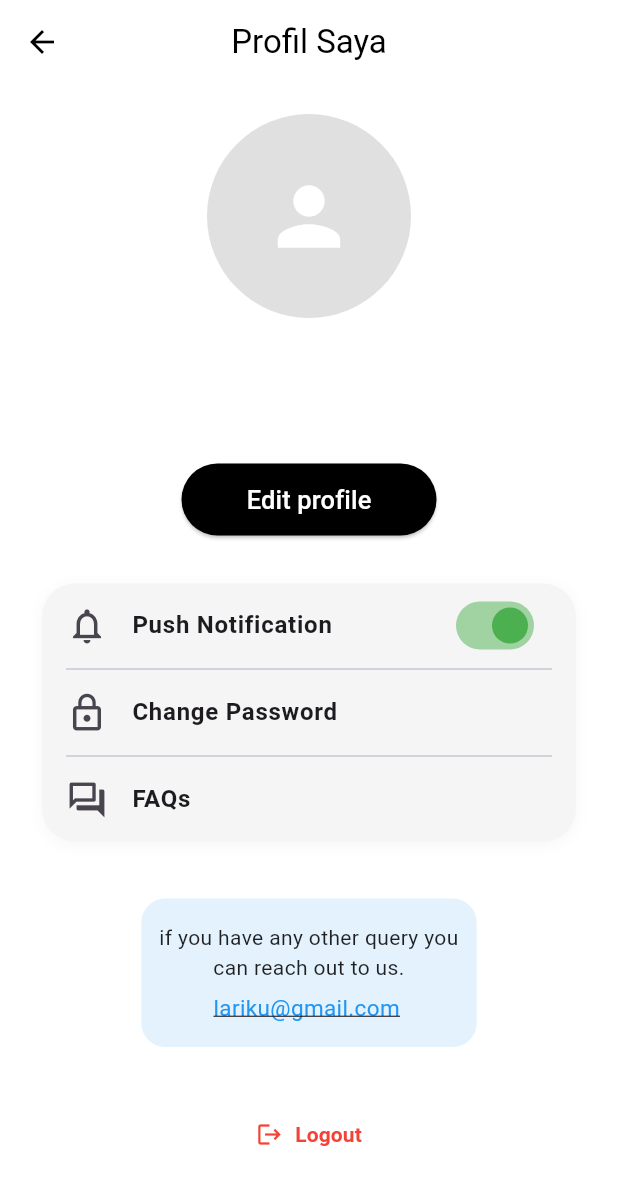
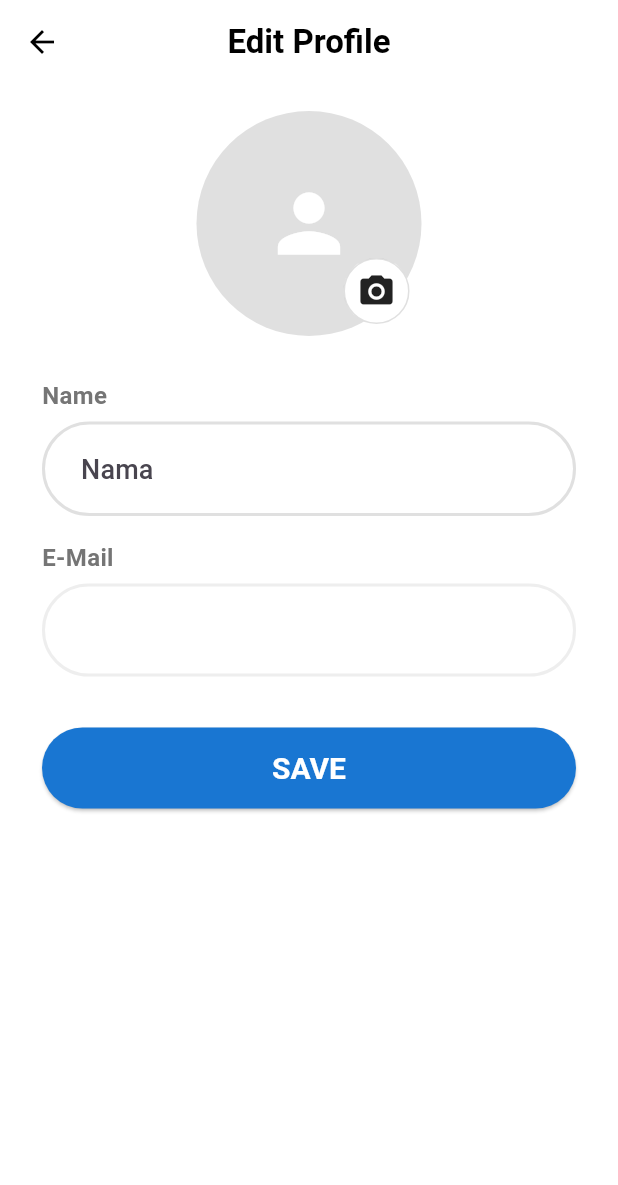
Before and after one commit to ZeroZennn/Lariku, a Flutter app: the ProfileScreen screen opened by its route, after a tap on "Edit profile", on a phone screen of 412 x 824 dp. Shown: the top 1185 px of the screen. Run offline on Flutter 3.47's test engine with Material 3 defaults, Android fonts, the phone set to English and light mode, and no system bars; our stand-ins replace animate_do, cloud_firestore, firebase_auth, firebase_core, geolocator, google_maps_flutter and 4 more; accounts and stored records are empty.

Commit message:
edit profil

```diff
--- a/lib/main.dart
+++ b/lib/main.dart
@@ -5,10 +5,16 @@ import 'app.dart';
 import 'package:cloud_firestore/cloud_firestore.dart';
 import 'package:provider/provider.dart';
 import 'providers/activity_provider.dart';
+import 'package:supabase_flutter/supabase_flutter.dart';
 
 void main() async {
   WidgetsFlutterBinding.ensureInitialized();
   await Firebase.initializeApp(options: DefaultFirebaseOptions.currentPlatform);
+
+  await Supabase.initialize(
+    url: 'https://zmmskhacszfveivxbrys.supabase.co', // Project URL
+    anonKey: 'eyJhbGciOiJIUzI1NiIsInR5cCI6IkpXVCJ9.eyJpc3MiOiJzdXBhYmFzZSIsInJlZiI6InptbXNraGFjc3pmdmVpdnhicnlzIiwicm9sZSI6ImFub24iLCJpYXQiOjE3NTAwMDI1MDQsImV4cCI6MjA2NTU3ODUwNH0.kxAeJH32FoehuFgpvicnuoxJ0ozo-CuU6bbris9QURo', // Public API Key
+  );
 
   runApp(
     MultiProvider(
--- a/lib/routes/app_routes.dart
+++ b/lib/routes/app_routes.dart
@@ -10,6 +10,8 @@ import '../screens/run_tracker/run_summary_screen.dart';
 import '../screens/friendship/friends_screen.dart';
 import '../screens/activities/activities_screen.dart';
 import '../screens/profile/profile_screen.dart';
+import '../screens/profile/edit_profile_screen.dart';
+
 
 final Map<String, WidgetBuilder> appRoutes = {
   SplashScreen.routeName: (context) => const SplashScreen(),
@@ -22,4 +24,5 @@ final Map<String, WidgetBuilder> appRoutes = {
   FriendsScreen.routeName: (context) => const FriendsScreen(),
   ActivitiesScreen.routeName: (context) => const ActivitiesScreen(),
   ProfileScreen.routeName: (context) => ProfileScreen(),
+  EditProfileScreen.routeName: (context) => const EditProfileScreen(),
 };
--- /dev/null
+++ b/lib/screens/profile/edit_profile_screen.dart
@@ -0,0 +1,259 @@
+import 'dart:io';
+
+import 'package:cloud_firestore/cloud_firestore.dart';
+import 'package:firebase_auth/firebase_auth.dart';
+import 'package:flutter/material.dart';
+import 'package:image_picker/image_picker.dart'; // Tambahkan di pubspec.yaml
+import 'package:supabase_flutter/supabase_flutter.dart';
+
+class EditProfileScreen extends StatefulWidget {
+  static const String routeName = '/edit-profile';
+  const EditProfileScreen({super.key});
+
+  @override
+  State<EditProfileScreen> createState() => _EditProfileScreenState();
+}
+
+class _EditProfileScreenState extends State<EditProfileScreen> {
+  final _formKey = GlobalKey<FormState>();
+  final _nameController = TextEditingController();
+
+  String? _email;
+  String? _photoURL;
+  File? _pickedImage;
+  bool _loading = false;
+
+  @override
+  void initState() {
+    super.initState();
+    _loadUser();
+  }
+
+  Future<void> _loadUser() async {
+    final user = FirebaseAuth.instance.currentUser;
+    _email = user?.email ?? '';
+
+    // Get name from Firestore or displayName
+    final uid = user?.uid;
+    if (uid != null) {
+      final userDoc = await FirebaseFirestore.instance.collection('users').doc(uid).get();
+      final data = userDoc.data();
+      if (data != null && data['displayName'] != null) {
+        _nameController.text = data['displayName'];
+      } else if (user?.displayName != null) {
+        _nameController.text = user!.displayName!;
+      }
+      setState(() {
+        _photoURL = data?['photoURL'] ?? user?.photoURL;
+      });
+    }
+  }
+
+  Future<void> _pickImage() async {
+    final picker = ImagePicker();
+    final picked = await picker.pickImage(source: ImageSource.gallery, imageQuality: 70);
+    if (picked != null) {
+      setState(() {
+        _pickedImage = File(picked.path);
+      });
+    }
+  }
+
+  Future<String?> _uploadImage(File file, String uid) async {
+  final storage = Supabase.instance.client.storage.from('profile-photos');
+  final fileName = '$uid.jpg';
+  // Upload ke Supabase Storage
+  final res = await storage.upload(fileName, file);
+  if (res.isEmpty) return null;
+
+  // Generate public URL (atau gunakan getPublicUrl jika bucketnya public)
+  final publicURL = storage.getPublicUrl(fileName);
+  return publicURL;
+}
+
+  Future<void> _saveProfile() async {
+    if (!_formKey.currentState!.validate()) return;
+
+    setState(() => _loading = true);
+    final user = FirebaseAuth.instance.currentUser;
+    final uid = user?.uid;
+
+    String? photoURL = _photoURL;
+
+    // Upload foto kalau dipilih
+    if (_pickedImage != null && uid != null) {
+      photoURL = await _uploadImage(_pickedImage!, uid);
+      await user?.updatePhotoURL(photoURL);
+    }
+
+    // Update nama di auth dan Firestore
+    await user?.updateDisplayName(_nameController.text);
+
+    if (uid != null) {
+      await FirebaseFirestore.instance.collection('users').doc(uid).update({
+        'displayName': _nameController.text,
+        'photoURL': photoURL,
+      });
+    }
+
+    setState(() => _loading = false);
+
+    if (mounted) {
+      Navigator.pop(context);
+    }
+  }
+
+  @override
+  Widget build(BuildContext context) {
+    return Scaffold(
+      appBar: AppBar(
+        title: const Text('Edit Profile', style: TextStyle(fontWeight: FontWeight.bold)),
+        centerTitle: true,
+        leading: IconButton(
+          icon: const Icon(Icons.arrow_back),
+          onPressed: () => Navigator.pop(context),
+        ),
+        backgroundColor: Colors.white,
+        foregroundColor: Colors.black,
+        elevation: 0,
+      ),
+      backgroundColor: Colors.white,
+      body: SafeArea(
+        child: _loading
+            ? const Center(child: CircularProgressIndicator())
+            : SingleChildScrollView(
+                padding: const EdgeInsets.symmetric(horizontal: 28),
+                child: Column(
+                  children: [
+                    const SizedBox(height: 18),
+                    Stack(
+                      alignment: Alignment.bottomRight,
+                      children: [
+                        CircleAvatar(
+                          radius: 75,
+                          backgroundColor: Colors.grey.shade300,
+                          backgroundImage: _pickedImage != null
+                              ? FileImage(_pickedImage!)
+                              : (_photoURL != null && _photoURL!.isNotEmpty)
+                                  ? NetworkImage(_photoURL!)
+                                  : null as ImageProvider?,
+                          child: (_pickedImage == null && (_photoURL == null || _photoURL!.isEmpty))
+                              ? const Icon(Icons.person, size: 62, color: Colors.white)
+                              : null,
+                        ),
+                        Positioned(
+                          bottom: 8,
+                          right: 8,
+                          child: InkWell(
+                            onTap: _pickImage,
+                            borderRadius: BorderRadius.circular(22),
+                            child: Container(
+                              decoration: BoxDecoration(
+                                color: Colors.white,
+                                border: Border.all(color: Colors.black12),
+                                borderRadius: BorderRadius.circular(24),
+                              ),
+                              padding: const EdgeInsets.all(8),
+                              child: const Icon(Icons.camera_alt, size: 26),
+                            ),
+                          ),
+                        ),
+                      ],
+                    ),
+                    const SizedBox(height: 28),
+                    Form(
+                      key: _formKey,
+                      child: Column(
+                        children: [
+                          // Nama
+                          Align(
+                            alignment: Alignment.centerLeft,
+                            child: Text(
+                              'Name',
+                              style: TextStyle(
+                                fontWeight: FontWeight.bold,
+                                color: Colors.grey.shade600,
+                                fontSize: 16,
+                              ),
+                            ),
+                          ),
+                          const SizedBox(height: 6),
+                          TextFormField(
+                            controller: _nameController,
+                            validator: (val) => (val == null || val.trim().isEmpty) ? "Nama tidak boleh kosong" : null,
+                            decoration: InputDecoration(
+                              contentPadding: const EdgeInsets.symmetric(horizontal: 22, vertical: 18),
+                              hintText: 'Nama',
+                              filled: true,
+                              fillColor: Colors.white,
+                              enabledBorder: OutlineInputBorder(
+                                borderSide: BorderSide(color: Colors.grey.shade300, width: 2),
+                                borderRadius: BorderRadius.circular(32),
+                              ),
+                              focusedBorder: OutlineInputBorder(
+                                borderSide: BorderSide(color: Colors.blue.shade400, width: 2.5),
+                                borderRadius: BorderRadius.circular(32),
+                              ),
+                            ),
+                            style: const TextStyle(fontSize: 18, fontWeight: FontWeight.w500, letterSpacing: 0.1),
+                          ),
+                          const SizedBox(height: 16),
+                          // Email (disable)
+                          Align(
+                            alignment: Alignment.centerLeft,
+                            child: Text(
+                              'E-Mail',
+                              style: TextStyle(
+                                fontWeight: FontWeight.bold,
+                                color: Colors.grey.shade600,
+                                fontSize: 16,
+                              ),
+                            ),
+                          ),
+                          const SizedBox(height: 6),
+                          TextFormField(
+                            initialValue: _email ?? '-',
+                            enabled: false,
+                            decoration: InputDecoration(
+                              contentPadding: const EdgeInsets.symmetric(horizontal: 22, vertical: 18),
+                              filled: true,
+                              fillColor: Colors.white,
+                              enabledBorder: OutlineInputBorder(
+                                borderSide: BorderSide(color: Colors.grey.shade300, width: 2),
+                                borderRadius: BorderRadius.circular(32),
+                              ),
+                              disabledBorder: OutlineInputBorder(
+                                borderSide: BorderSide(color: Colors.grey.shade200, width: 2),
+                                borderRadius: BorderRadius.circular(32),
+                              ),
+                            ),
+                            style: TextStyle(fontSize: 17, color: Colors.grey.shade600),
+                          ),
+                        ],
+                      ),
+                    ),
+                    const SizedBox(height: 34),
+                    SizedBox(
+                      width: double.infinity,
+                      height: 54,
+                      child: ElevatedButton(
+                        onPressed: _loading ? null : _saveProfile,
+                        style: ElevatedButton.styleFrom(
+                          backgroundColor: Colors.blue.shade700,
+                          foregroundColor: Colors.white,
+                          shape: RoundedRectangleBorder(
+                            borderRadius: BorderRadius.circular(32),
+                          ),
+                          textStyle: const TextStyle(fontWeight: FontWeight.bold, fontSize: 20),
+                        ),
+                        child: const Text("SAVE"),
+                      ),
+                    ),
+                    const SizedBox(height: 24),
+                  ],
+                ),
+              ),
+      ),
+    );
+  }
+}
--- a/lib/screens/profile/profile_screen.dart
+++ b/lib/screens/profile/profile_screen.dart
@@ -87,7 +87,11 @@ class _ProfileScreenState extends State<ProfileScreen> {
                 width: 170,
                 child: ElevatedButton(
                   onPressed: () {
-                    // TODO: tambahkan edit profile
+                    Navigator.pushNamed(
+                      context,
+                      '/edit-profile',
+                      arguments: {'name': displayName, 'email': email},
+                    );
                   },
                   style: ElevatedButton.styleFrom(
                     backgroundColor: Colors.black,
--- a/pubspec.yaml
+++ b/pubspec.yaml
@@ -40,6 +40,7 @@ dependencies:
   lottie: ^3.3.1
   flutter_native_splash: ^2.4.6
   cloud_firestore: ^5.6.8
+  firebase_storage: ^12.4.7
   location: ^8.0.0
   geolocator: ^14.0.1
   provider: ^6.1.5
@@ -47,6 +48,8 @@ dependencies:
   intl: ^0.20.2
   permission_handler: ^12.0.0+1
   animate_do: ^4.2.0
+  image_picker: ^1.0.7
+  supabase_flutter: ^2.9.1
 
 dev_dependencies:
   flutter_test:
```
Also changed, not shown: pubspec.lock, 5 other files.
